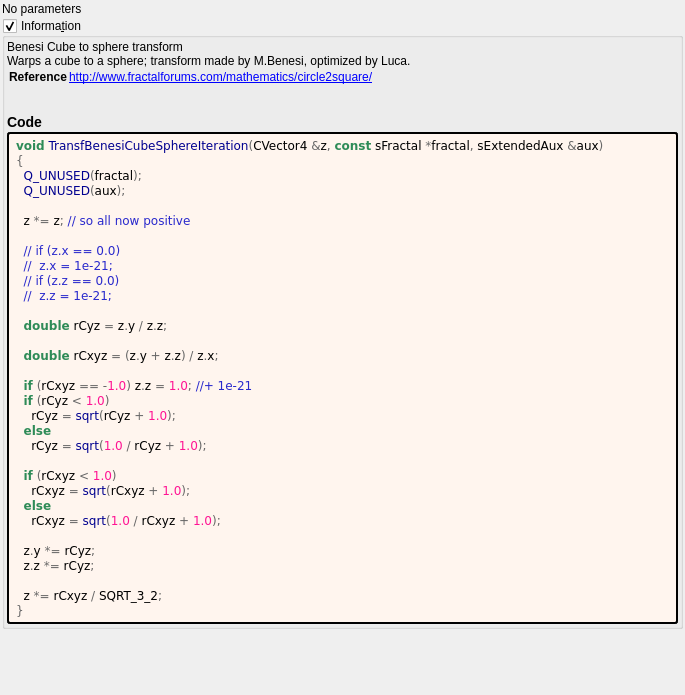
Before: the Qt Designer form mandelbulber2/formula/ui/transf_benesi_cube_sphere.ui in buddhi1980/mandelbulber2, drawn with Qt 5.
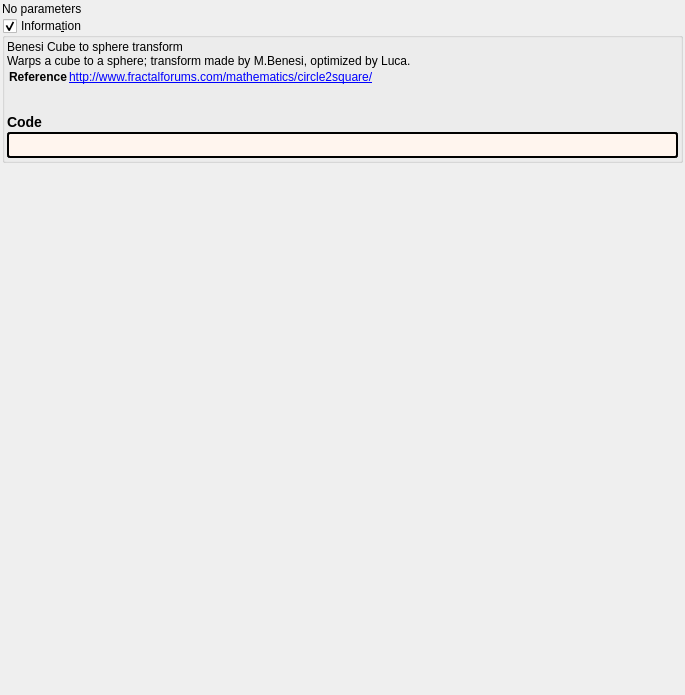
After: the same form once the commit is applied. Custom widgets are drawn as their Qt base class.

```diff
--- a/mandelbulber2/formula/ui/transf_benesi_cube_sphere.ui
+++ b/mandelbulber2/formula/ui/transf_benesi_cube_sphere.ui
@@ -92,41 +92,7 @@
          <string notr="true">border-style: outset; border-width: 2px; border-radius: 3px; border-color: black; background-color: #fff5ee; padding: 4px;</string>
         </property>
         <property name="text">
-         <string notr="true">&lt;body style=&quot;background-color:#fff5ee&quot;&gt;
-&lt;pre style=&quot;color:#000000; background-color:#fff5ee;  font-family:'Courier New',monospace;&quot;&gt;&lt;span style=&quot;color:#2e8b57; font-weight:bold&quot;&gt;void&lt;/span&gt; &lt;span style=&quot;color:#00008f&quot;&gt;TransfBenesiCubeSphereIteration&lt;/span&gt;&lt;span style=&quot;color:#676767&quot;&gt;(&lt;/span&gt;CVector4 &lt;span style=&quot;color:#676767&quot;&gt;&amp;amp;&lt;/span&gt;z&lt;span style=&quot;color:#676767&quot;&gt;,&lt;/span&gt; &lt;span style=&quot;color:#2e8b57; font-weight:bold&quot;&gt;const&lt;/span&gt; sFractal &lt;span style=&quot;color:#676767&quot;&gt;*&lt;/span&gt;fractal&lt;span style=&quot;color:#676767&quot;&gt;,&lt;/span&gt; sExtendedAux &lt;span style=&quot;color:#676767&quot;&gt;&amp;amp;&lt;/span&gt;aux&lt;span style=&quot;color:#676767&quot;&gt;)&lt;/span&gt;
-&lt;span style=&quot;color:#676767&quot;&gt;{&lt;/span&gt;
-  &lt;span style=&quot;color:#00008f&quot;&gt;Q_UNUSED&lt;/span&gt;&lt;span style=&quot;color:#676767&quot;&gt;(&lt;/span&gt;fractal&lt;span style=&quot;color:#676767&quot;&gt;);&lt;/span&gt;
-  &lt;span style=&quot;color:#00008f&quot;&gt;Q_UNUSED&lt;/span&gt;&lt;span style=&quot;color:#676767&quot;&gt;(&lt;/span&gt;aux&lt;span style=&quot;color:#676767&quot;&gt;);&lt;/span&gt;
-
-  z &lt;span style=&quot;color:#676767&quot;&gt;*=&lt;/span&gt; z&lt;span style=&quot;color:#676767&quot;&gt;;&lt;/span&gt; &lt;span style=&quot;color:#2929cc&quot;&gt;// so all now positive&lt;/span&gt;
-
-  &lt;span style=&quot;color:#2929cc&quot;&gt;// if (z.x == 0.0)&lt;/span&gt;
-  &lt;span style=&quot;color:#2929cc&quot;&gt;//  z.x = 1e-21;&lt;/span&gt;
-  &lt;span style=&quot;color:#2929cc&quot;&gt;// if (z.z == 0.0)&lt;/span&gt;
-  &lt;span style=&quot;color:#2929cc&quot;&gt;//  z.z = 1e-21;&lt;/span&gt;
-
-  &lt;span style=&quot;color:#2e8b57; font-weight:bold&quot;&gt;double&lt;/span&gt; rCyz &lt;span style=&quot;color:#676767&quot;&gt;=&lt;/span&gt; z&lt;span style=&quot;color:#676767&quot;&gt;.&lt;/span&gt;y &lt;span style=&quot;color:#676767&quot;&gt;/&lt;/span&gt; z&lt;span style=&quot;color:#676767&quot;&gt;.&lt;/span&gt;z&lt;span style=&quot;color:#676767&quot;&gt;;&lt;/span&gt;
-
-  &lt;span style=&quot;color:#2e8b57; font-weight:bold&quot;&gt;double&lt;/span&gt; rCxyz &lt;span style=&quot;color:#676767&quot;&gt;= (&lt;/span&gt;z&lt;span style=&quot;color:#676767&quot;&gt;.&lt;/span&gt;y &lt;span style=&quot;color:#676767&quot;&gt;+&lt;/span&gt; z&lt;span style=&quot;color:#676767&quot;&gt;.&lt;/span&gt;z&lt;span style=&quot;color:#676767&quot;&gt;) /&lt;/span&gt; z&lt;span style=&quot;color:#676767&quot;&gt;.&lt;/span&gt;x&lt;span style=&quot;color:#676767&quot;&gt;;&lt;/span&gt;
-
-  &lt;span style=&quot;color:#2e8b57; font-weight:bold&quot;&gt;if&lt;/span&gt; &lt;span style=&quot;color:#676767&quot;&gt;(&lt;/span&gt;rCxyz &lt;span style=&quot;color:#676767&quot;&gt;== -&lt;/span&gt;&lt;span style=&quot;color:#ff1493&quot;&gt;1.0&lt;/span&gt;&lt;span style=&quot;color:#676767&quot;&gt;)&lt;/span&gt; z&lt;span style=&quot;color:#676767&quot;&gt;.&lt;/span&gt;z &lt;span style=&quot;color:#676767&quot;&gt;=&lt;/span&gt; &lt;span style=&quot;color:#ff1493&quot;&gt;1.0&lt;/span&gt;&lt;span style=&quot;color:#676767&quot;&gt;;&lt;/span&gt; &lt;span style=&quot;color:#2929cc&quot;&gt;//+ 1e-21&lt;/span&gt;
-  &lt;span style=&quot;color:#2e8b57; font-weight:bold&quot;&gt;if&lt;/span&gt; &lt;span style=&quot;color:#676767&quot;&gt;(&lt;/span&gt;rCyz &lt;span style=&quot;color:#676767&quot;&gt;&amp;lt;&lt;/span&gt; &lt;span style=&quot;color:#ff1493&quot;&gt;1.0&lt;/span&gt;&lt;span style=&quot;color:#676767&quot;&gt;)&lt;/span&gt;
-    rCyz &lt;span style=&quot;color:#676767&quot;&gt;=&lt;/span&gt; &lt;span style=&quot;color:#00008f&quot;&gt;sqrt&lt;/span&gt;&lt;span style=&quot;color:#676767&quot;&gt;(&lt;/span&gt;rCyz &lt;span style=&quot;color:#676767&quot;&gt;+&lt;/span&gt; &lt;span style=&quot;color:#ff1493&quot;&gt;1.0&lt;/span&gt;&lt;span style=&quot;color:#676767&quot;&gt;);&lt;/span&gt;
-  &lt;span style=&quot;color:#2e8b57; font-weight:bold&quot;&gt;else&lt;/span&gt;
-    rCyz &lt;span style=&quot;color:#676767&quot;&gt;=&lt;/span&gt; &lt;span style=&quot;color:#00008f&quot;&gt;sqrt&lt;/span&gt;&lt;span style=&quot;color:#676767&quot;&gt;(&lt;/span&gt;&lt;span style=&quot;color:#ff1493&quot;&gt;1.0&lt;/span&gt; &lt;span style=&quot;color:#676767&quot;&gt;/&lt;/span&gt; rCyz &lt;span style=&quot;color:#676767&quot;&gt;+&lt;/span&gt; &lt;span style=&quot;color:#ff1493&quot;&gt;1.0&lt;/span&gt;&lt;span style=&quot;color:#676767&quot;&gt;);&lt;/span&gt;
-
-  &lt;span style=&quot;color:#2e8b57; font-weight:bold&quot;&gt;if&lt;/span&gt; &lt;span style=&quot;color:#676767&quot;&gt;(&lt;/span&gt;rCxyz &lt;span style=&quot;color:#676767&quot;&gt;&amp;lt;&lt;/span&gt; &lt;span style=&quot;color:#ff1493&quot;&gt;1.0&lt;/span&gt;&lt;span style=&quot;color:#676767&quot;&gt;)&lt;/span&gt;
-    rCxyz &lt;span style=&quot;color:#676767&quot;&gt;=&lt;/span&gt; &lt;span style=&quot;color:#00008f&quot;&gt;sqrt&lt;/span&gt;&lt;span style=&quot;color:#676767&quot;&gt;(&lt;/span&gt;rCxyz &lt;span style=&quot;color:#676767&quot;&gt;+&lt;/span&gt; &lt;span style=&quot;color:#ff1493&quot;&gt;1.0&lt;/span&gt;&lt;span style=&quot;color:#676767&quot;&gt;);&lt;/span&gt;
-  &lt;span style=&quot;color:#2e8b57; font-weight:bold&quot;&gt;else&lt;/span&gt;
-    rCxyz &lt;span style=&quot;color:#676767&quot;&gt;=&lt;/span&gt; &lt;span style=&quot;color:#00008f&quot;&gt;sqrt&lt;/span&gt;&lt;span style=&quot;color:#676767&quot;&gt;(&lt;/span&gt;&lt;span style=&quot;color:#ff1493&quot;&gt;1.0&lt;/span&gt; &lt;span style=&quot;color:#676767&quot;&gt;/&lt;/span&gt; rCxyz &lt;span style=&quot;color:#676767&quot;&gt;+&lt;/span&gt; &lt;span style=&quot;color:#ff1493&quot;&gt;1.0&lt;/span&gt;&lt;span style=&quot;color:#676767&quot;&gt;);&lt;/span&gt;
-
-  z&lt;span style=&quot;color:#676767&quot;&gt;.&lt;/span&gt;y &lt;span style=&quot;color:#676767&quot;&gt;*=&lt;/span&gt; rCyz&lt;span style=&quot;color:#676767&quot;&gt;;&lt;/span&gt;
-  z&lt;span style=&quot;color:#676767&quot;&gt;.&lt;/span&gt;z &lt;span style=&quot;color:#676767&quot;&gt;*=&lt;/span&gt; rCyz&lt;span style=&quot;color:#676767&quot;&gt;;&lt;/span&gt;
-
-  z &lt;span style=&quot;color:#676767&quot;&gt;*=&lt;/span&gt; rCxyz &lt;span style=&quot;color:#676767&quot;&gt;/&lt;/span&gt; SQRT_3_2&lt;span style=&quot;color:#676767&quot;&gt;;&lt;/span&gt;
-&lt;span style=&quot;color:#676767&quot;&gt;}&lt;/span&gt;
-&lt;/pre&gt;
-&lt;/body&gt;</string>
+         <string notr="true"></string>
         </property>
         <property name="wordWrap">
          <bool>true</bool>
```
